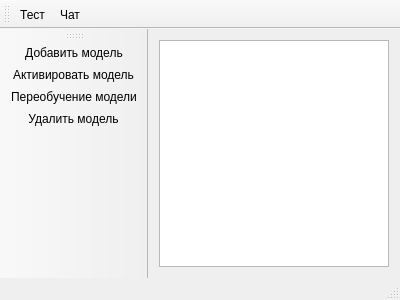
The window that ai_subsystem/ui/aiForm.ui (Mukudori/IntellectualDialogueSystem) describes before a commit, drawn with Qt 5.
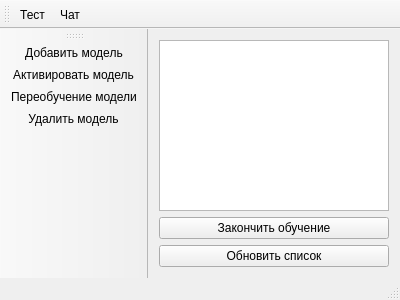
The same window after the commit. Icons and pictures are not drawn.

```diff
--- a/ai_subsystem/ui/aiForm.ui
+++ b/ai_subsystem/ui/aiForm.ui
@@ -18,6 +18,26 @@
     <item>
      <widget class="QListWidget" name="listWidget"/>
     </item>
+    <item>
+     <widget class="QPushButton" name="pbStopTrain">
+      <property name="text">
+       <string>Закончить обучение</string>
+      </property>
+     </widget>
+    </item>
+    <item>
+     <widget class="QPushButton" name="pbRefresh">
+      <property name="maximumSize">
+       <size>
+        <width>16777215</width>
+        <height>16777215</height>
+       </size>
+      </property>
+      <property name="text">
+       <string>Обновить список</string>
+      </property>
+     </widget>
+    </item>
    </layout>
   </widget>
   <widget class="QStatusBar" name="statusBar"/>
```
Left out of the diff: 2 changed lines with no effect on the pictures.
